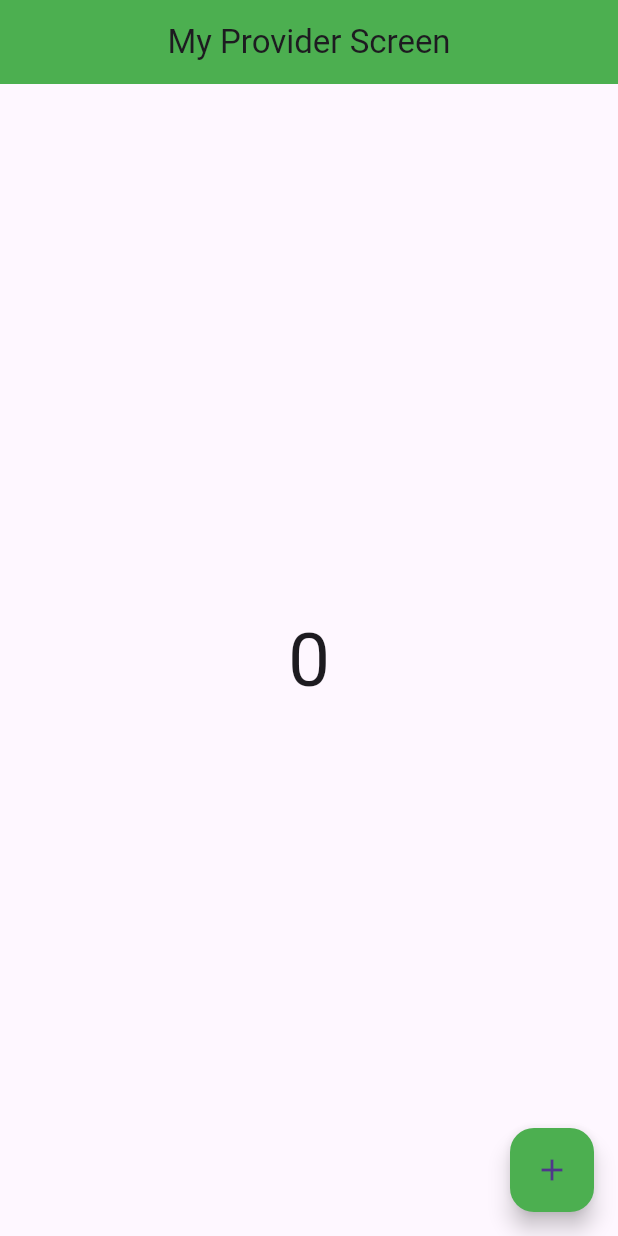
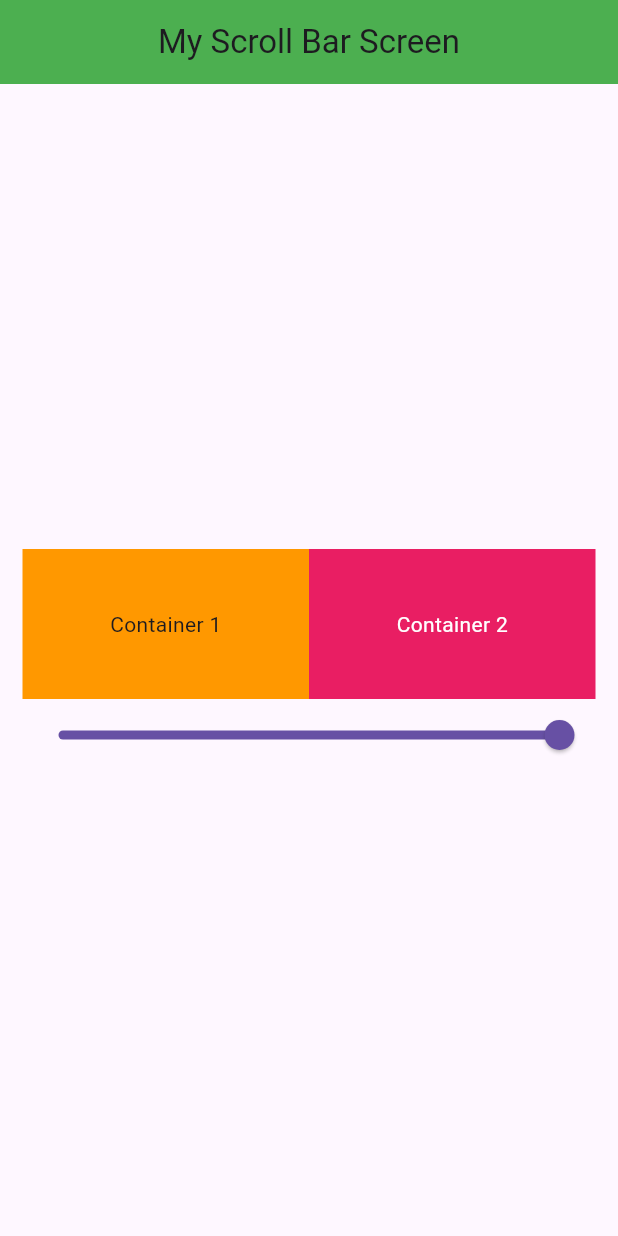
Before and after one commit to Aabis-Ahmed-Hassan/Provider-State-Management, a Flutter app: the screen it shows after launch, on a phone screen of 412 x 824 dp. Run offline on Flutter 3.47's test engine with Material 3 defaults, Android fonts, the phone set to English and light mode, and no system bars.

Commit message:
Done with Slider Screen

```diff
--- /dev/null
+++ b/lib/Provider/my_slider_screen.dart
@@ -0,0 +1,17 @@
+import 'package:flutter/foundation.dart';
+
+class MySliderClass with ChangeNotifier {
+
+
+  double value = 1.0;
+  double get getValue => value;
+
+
+  void setValue (double valueToSet) {
+    value = valueToSet;
+    notifyListeners();
+  }
+
+
+
+}
--- /dev/null
+++ b/lib/Screens/my_slider_screen.dart
@@ -0,0 +1,110 @@
+
+// main.dart code  for my_slider_screen.dart
+// import 'package:flutter/material.dart';
+// import 'package:provider/provider.dart';
+// import 'package:provider_state_management/Provider/count_provider.dart';
+// import 'package:provider_state_management/Provider/my_provider_class.dart';
+// import 'package:provider_state_management/Provider/my_slider_screen.dart';
+// import 'package:provider_state_management/Screens/my_provider_screen.dart';
+// import 'package:provider_state_management/Screens/my_slider_screen.dart';
+//
+// void main() {
+//   runApp(MyApp());
+// }
+//
+// class MyApp extends StatelessWidget {
+//   const MyApp({super.key});
+//
+//   @override
+//   Widget build(BuildContext context) {
+//
+//     return ChangeNotifierProvider(
+//       create:(_)=>MyScrollBarClass(),
+//       child: MaterialApp(
+//         home:MyScrollBarWidget(),
+//       ),
+//     );
+//
+//
+//   }
+// }
+
+
+
+import 'package:flutter/material.dart';
+import 'package:provider/provider.dart';
+import 'package:provider_state_management/Provider/my_slider_screen.dart';
+
+class MySliderWidget extends StatefulWidget {
+  const MySliderWidget({super.key});
+
+  @override
+  State<MySliderWidget> createState() => _MySliderWidgetState();
+}
+
+class _MySliderWidgetState extends State<MySliderWidget> {
+  @override
+  Widget build(BuildContext context) {
+    final provider = Provider.of<MySliderClass>(context, listen: false);
+
+    print('build');
+    return Scaffold(
+        appBar: AppBar(
+          backgroundColor: Colors.green,
+          title: const Text('My Scroll Bar Screen'),
+          centerTitle: true,
+        ),
+        body: Center(
+          child: Padding(
+            padding: const EdgeInsets.symmetric(horizontal: 15),
+            child: Column(
+              mainAxisAlignment: MainAxisAlignment.center,
+              crossAxisAlignment: CrossAxisAlignment.center,
+              children: [
+                Consumer<MySliderClass>(builder: (context, value, child) {
+                  return Row(
+                    children: [
+                      Expanded(
+                          child: Container(
+                        height: value.getValue*100,
+                        decoration: BoxDecoration(
+                          color: Colors.orange.withOpacity(value.getValue),
+                        ),
+                        child: const Center(
+                          child: Text('Container 1'),
+                        ),
+                      )),
+                      Expanded(
+                          child: Container(
+                        height: value.getValue*100,
+                        decoration: BoxDecoration(
+                          color: Colors.pink.withOpacity(value.getValue),
+                        ),
+                        child: const Center(
+                          child: Text(
+                            'Container 2',
+                            style: TextStyle(
+                              color: Colors.white,
+                            ),
+                          ),
+                        ),
+                      )),
+                    ],
+                  );
+                }),
+                Consumer<MySliderClass>(
+                  builder: (context, value, child) {
+                    return Slider(
+                      value: value.getValue,
+                      onChanged: (currentValue) {
+                        value.setValue(currentValue);
+                      },
+                    );
+                  },
+                )
+              ],
+            ),
+          ),
+        ));
+  }
+}
--- a/lib/main.dart
+++ b/lib/main.dart
@@ -1,42 +1,11 @@
-//For count_example.dart
-
-// import 'package:flutter/material.dart';
-// import 'package:provider_state_management/Provider/count_provider.dart';
-// import 'package:provider_state_management/Screens/count_example.dart';
-// import 'package:provider/provider.dart';
-// void main() {
-//   runApp(MyApp());
-// }
-//
-// class MyApp extends StatelessWidget {
-//   MyApp({super.key});
-//
-//   int x = 0;
-//
-//   @override
-//   Widget build(BuildContext context) {
-//
-//
-//     return ChangeNotifierProvider(
-//       create: (_)=>CountClass(),
-//
-//       child: MaterialApp(
-//           home:CountWidget()
-//         )
-//     );
-//
-//   }
-// }
-
-
-
-
-
-
 import 'package:flutter/material.dart';
 import 'package:provider/provider.dart';
+import 'package:provider_state_management/Provider/count_provider.dart';
 import 'package:provider_state_management/Provider/my_provider_class.dart';
+import 'package:provider_state_management/Provider/my_slider_screen.dart';
 import 'package:provider_state_management/Screens/my_provider_screen.dart';
+import 'package:provider_state_management/Screens/my_slider_screen.dart';
+
 void main() {
   runApp(MyApp());
 }
@@ -46,17 +15,29 @@ class MyApp extends StatelessWidget {
 
   @override
   Widget build(BuildContext context) {
+    return MultiProvider(
+      providers: [
+        ChangeNotifierProvider(
+          create: (_)=>CountClass(),
 
+        ),
+        ChangeNotifierProvider(
+          create: (_)=>MyProviderClass(),
 
-    return ChangeNotifierProvider(
-      create: (_)=>MyProviderClass(),
+        ),
+        ChangeNotifierProvider(
+          create: (_)=>MySliderClass(),
+
+        ),
+      ],
+
       child: MaterialApp(
-
         debugShowCheckedModeBanner: false,
-      home: MyProviderScreen()
+        home: MySliderWidget(),
       ),
     );
 
 
+
   }
 }
```
Also changed, not shown: lib/Screens/count_example.dart (+32 -0 lines), lib/Screens/my_provider_screen.dart (+31 -0 lines).
